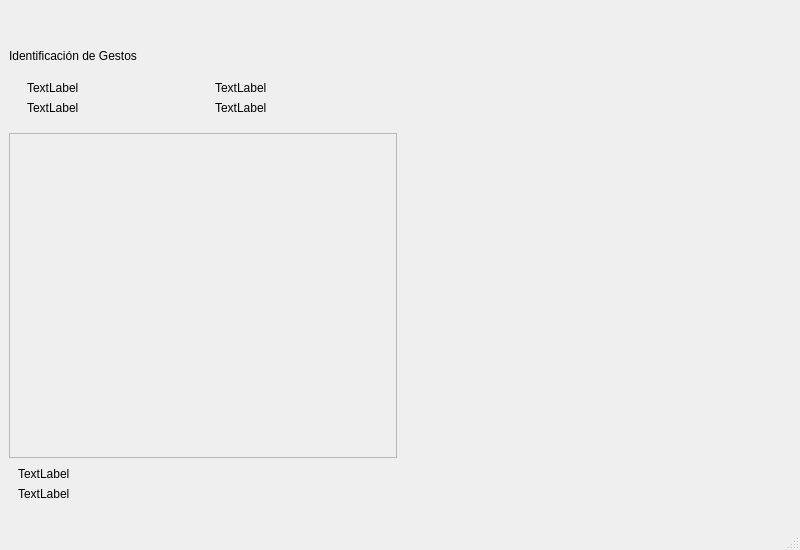
The window that Modeling_3D/views/viewModel3D.ui (CrisMC2/Hologramas) describes before a commit, drawn with Qt 5.
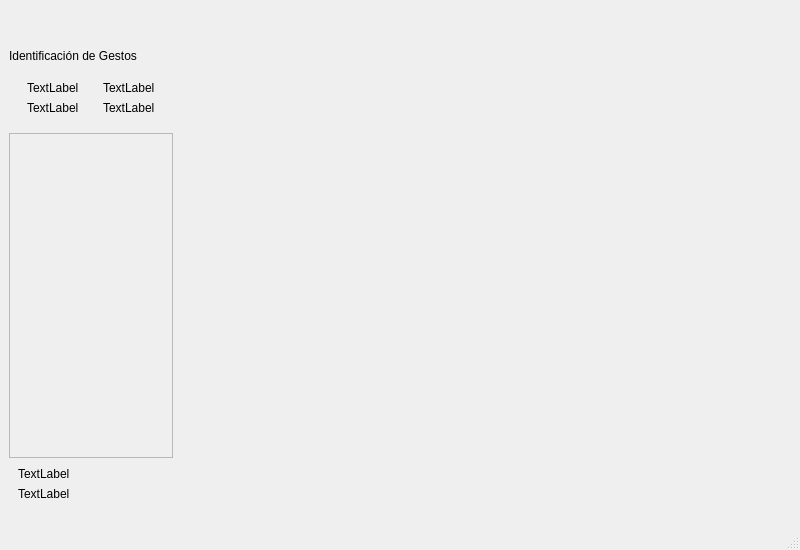
The same window after the commit.

Commit message: Show and Move Model_3D

What changed in the file:
```diff
--- a/Modeling_3D/views/viewModel3D.ui
+++ b/Modeling_3D/views/viewModel3D.ui
@@ -14,9 +14,15 @@
    <string>MainWindow</string>
   </property>
   <widget class="QWidget" name="centralWidget">
-   <layout class="QHBoxLayout" name="horizontalLayout">
+   <layout class="QHBoxLayout" name="horizontalLayout" stretch="2,8">
     <item>
      <widget class="QWidget" name="cam_Widget" native="true">
+      <property name="maximumSize">
+       <size>
+        <width>16777215</width>
+        <height>16777215</height>
+       </size>
+      </property>
       <layout class="QVBoxLayout" name="verticalLayout" stretch="0,0,0,7,0">
        <property name="spacing">
         <number>0</number>
@@ -133,7 +139,14 @@
      </widget>
     </item>
     <item>
-     <widget class="QWidget" name="model_Widget" native="true"/>
+     <widget class="QWidget" name="model_Widget" native="true">
+      <property name="minimumSize">
+       <size>
+        <width>600</width>
+        <height>0</height>
+       </size>
+      </property>
+     </widget>
     </item>
    </layout>
   </widget>
```
Left out of the diff: 18 changed lines with no effect on the pictures. The commit also changes 16 other files.
